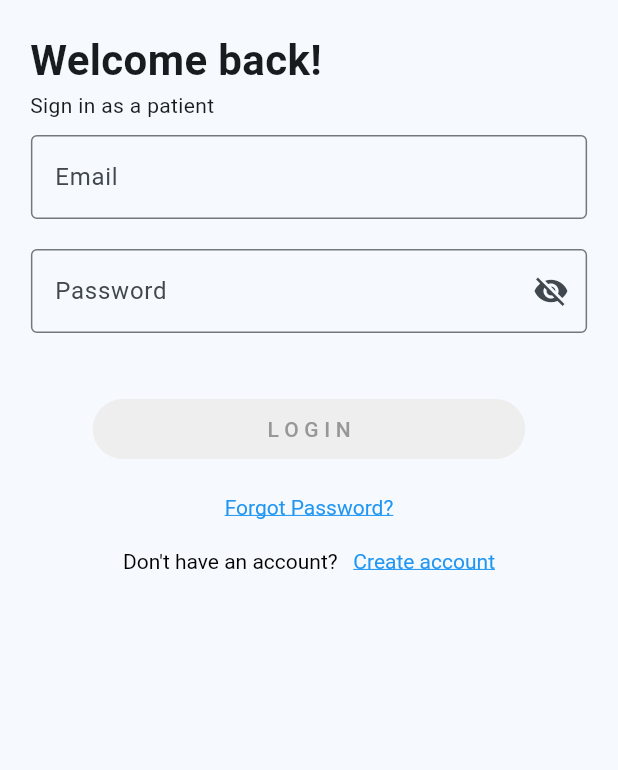
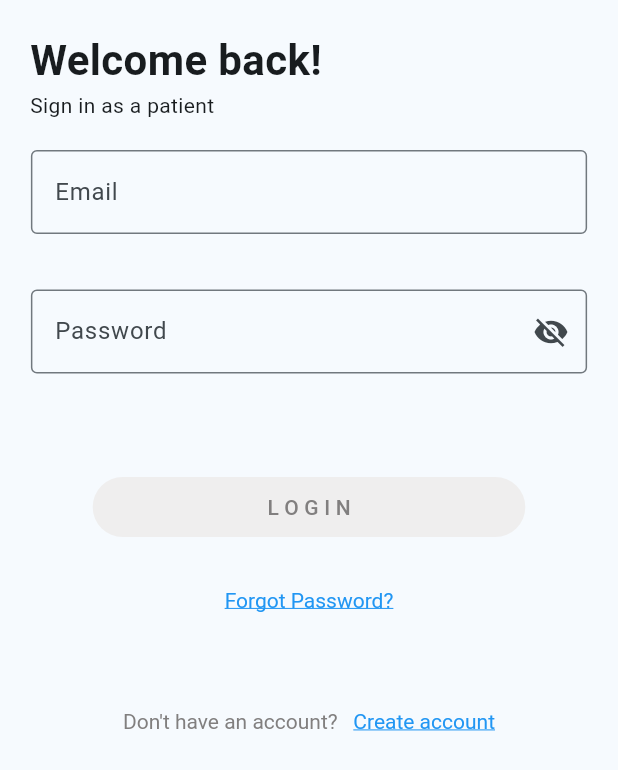
Before and after one commit to H-Munene/zuri_clone, a Flutter app: the screen it shows after launch, on a phone screen of 412 x 824 dp. Shown: the top 770 px of the screen. Run offline on Flutter 3.47's test engine with Material 3 defaults, Android fonts, the light colour scheme and no system bars.

Commit message:
refactor: padding to match original

```diff
--- a/lib/auth/login.dart
+++ b/lib/auth/login.dart
@@ -50,7 +50,7 @@ class _LoginPageState extends State<LoginPage> {
         children: [
           //welcome back, sign in as patient
           Container(
-              padding: EdgeInsets.only(left: 20, top: 20),
+              padding: EdgeInsets.only(left: 20, top: 20, bottom: 10),
               child: Column(children: [
                 Row(
                   mainAxisAlignment: MainAxisAlignment.start,
@@ -77,14 +77,14 @@ class _LoginPageState extends State<LoginPage> {
             focusNode: focusemail,
             ontapfocus: focusemail.requestFocus,
           ),
-
+          Padding(padding: EdgeInsets.only(bottom: 17)),
           //password
           PasswordTextFormField(
               ontapfocus: focuspassword.requestFocus,
               placeholder: globals.password,
               controller: firstnameController,
               focusNode: focuspassword),
-          Padding(padding: EdgeInsets.only(bottom: 20)),
+          Padding(padding: EdgeInsets.only(bottom: 45)),
 
           //login button
           LoginRegisterButton(btnText: globals.loginbtnText),
@@ -106,11 +106,11 @@ class _LoginPageState extends State<LoginPage> {
 
           //create account
           Container(
-            padding: globals.loginRegisterBtnPadding,
+            padding: EdgeInsets.only(top: 45),
             child: RichText(
                 text: TextSpan(
                     text: "Don't have an account?   ",
-                    style: TextStyle(color: Colors.black),
+                    style: TextStyle(color: globals.placeholdercolor),
                     children: [
                   TextSpan(
                       text: "Create account",
--- a/lib/main.dart
+++ b/lib/main.dart
@@ -14,6 +14,7 @@
   @override
   Widget build(BuildContext context) {
     return MaterialApp(
+      debugShowCheckedModeBanner: false,
       theme: ThemeData(
         // This is the theme of your application.
         //
--- a/lib/utils/globals.dart
+++ b/lib/utils/globals.dart
@@ -1,7 +1,7 @@
 import 'package:flutter/material.dart';
 
 //colors
-const placeholdercolor = Color.fromRGBO(151, 151, 151, 1);
+const placeholdercolor = Color.fromRGBO(129, 127, 127, 1);
 const loginRegisterBtnColor = Color.fromARGB(255, 239, 238, 238);
 const errorColor = Colors.red;
 
@@ -24,4 +24,4 @@ const double textfieldBorderRadius = 4;
 
 //padding
 const EdgeInsets pagePadding = EdgeInsets.fromLTRB(10, 20, 10, 20);
-const EdgeInsets loginRegisterBtnPadding = EdgeInsets.only(top: 10, bottom: 10);
+const EdgeInsets loginRegisterBtnPadding = EdgeInsets.only(top: 10, bottom: 20);
```
